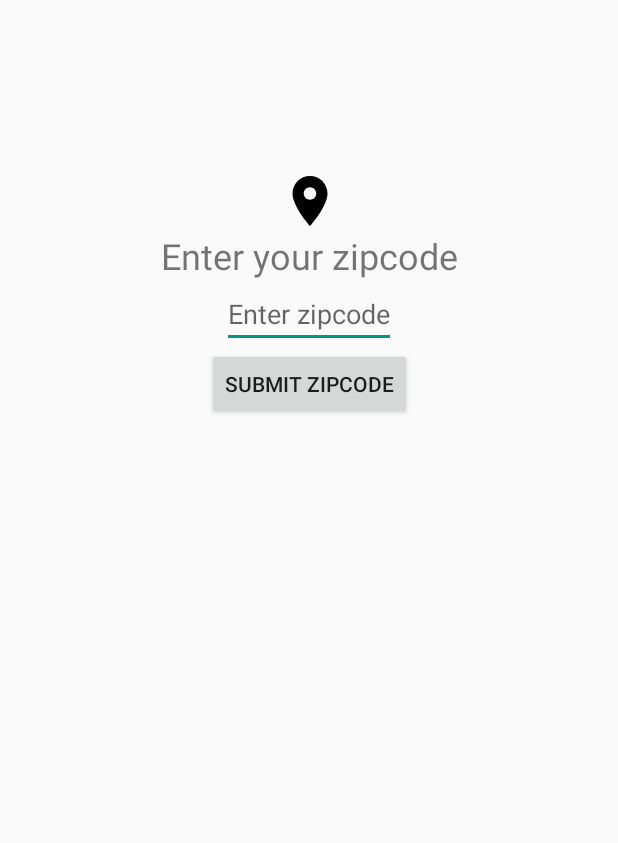
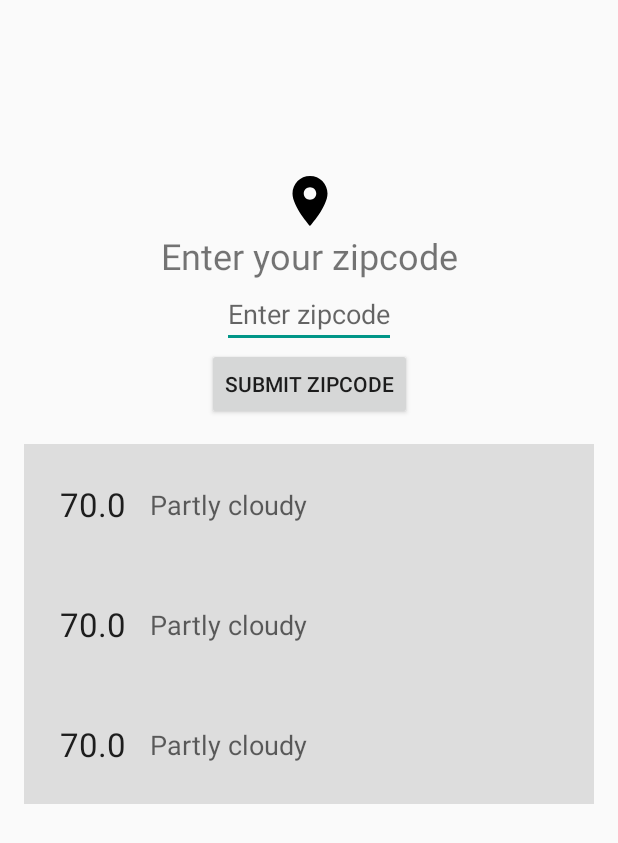
Before and after one commit to n8ebel/AD340, an Android app: the layout activity_main.xml on its own in the app's theme, with its tools: preview values and no code run, on a phone screen of 412 x 824 dp. Shown: the top 843 px of the screen. Run offline under Robolectric (Android 15) with nearby library versions, the phone set to English and light mode, and no system bars.

Commit message:
Add a list of daily forecast items that are clickable
Items are observed from a repository and generated randomly on each call to load()
Items display click feedback in the form of a Toast message that displays the clicked forecast data

```diff
--- a/app/build.gradle
+++ b/app/build.gradle
@@ -33,4 +33,5 @@ dependencies {
   testImplementation 'junit:junit:4.12'
   androidTestImplementation 'androidx.test.ext:junit:1.1.1'
   androidTestImplementation 'androidx.test.espresso:espresso-core:3.2.0'
+    implementation 'androidx.recyclerview:recyclerview:1.1.0'
 }
--- a/app/src/main/res/layout/activity_main.xml
+++ b/app/src/main/res/layout/activity_main.xml
@@ -48,5 +48,18 @@
       app:layout_constraintStart_toStartOf="@+id/zipcodeEditText"
       app:layout_constraintTop_toBottomOf="@+id/zipcodeEditText" />
 
+    <androidx.recyclerview.widget.RecyclerView
+        android:id="@+id/dailyForecastList"
+        android:layout_width="0dp"
+        android:layout_height="0dp"
+        android:layout_marginStart="16dp"
+        android:layout_marginTop="16dp"
+        android:layout_marginEnd="16dp"
+        app:layout_constraintBottom_toBottomOf="parent"
+        app:layout_constraintEnd_toEndOf="parent"
+        app:layout_constraintStart_toStartOf="parent"
+        app:layout_constraintTop_toBottomOf="@+id/enterButton"
+        tools:listitem="@layout/item_daily_forecast" />
+
 
 </androidx.constraintlayout.widget.ConstraintLayout>
--- /dev/null
+++ b/app/src/main/res/layout/item_daily_forecast.xml
@@ -0,0 +1,33 @@
+<?xml version="1.0" encoding="utf-8"?>
+<androidx.constraintlayout.widget.ConstraintLayout xmlns:android="http://schemas.android.com/apk/res/android"
+    xmlns:app="http://schemas.android.com/apk/res-auto"
+    xmlns:tools="http://schemas.android.com/tools"
+    android:layout_width="match_parent"
+    android:layout_height="80dp"
+    android:background="@color/listItemBackground"
+    android:foreground="?attr/selectableItemBackground"
+    android:clickable="true"
+    >
+
+    <TextView
+        android:id="@+id/tempText"
+        android:layout_width="wrap_content"
+        android:layout_height="wrap_content"
+        android:layout_marginStart="24dp"
+        android:text="70.0"
+        android:textAppearance="@style/TextAppearance.AppCompat.Large"
+        app:layout_constraintBottom_toBottomOf="parent"
+        app:layout_constraintStart_toStartOf="parent"
+        app:layout_constraintTop_toTopOf="parent" />
+
+    <TextView
+        android:id="@+id/descriptionText"
+        android:layout_width="wrap_content"
+        android:layout_height="wrap_content"
+        android:layout_marginStart="16dp"
+        android:text="Partly cloudy"
+        android:textAppearance="@style/TextAppearance.AppCompat.Medium"
+        app:layout_constraintBottom_toBottomOf="@+id/tempText"
+        app:layout_constraintStart_toEndOf="@+id/tempText"
+        app:layout_constraintTop_toTopOf="@+id/tempText" />
+</androidx.constraintlayout.widget.ConstraintLayout>
--- a/app/src/main/res/values/colors.xml
+++ b/app/src/main/res/values/colors.xml
@@ -3,4 +3,6 @@
   <color name="colorPrimary">#FFC107</color>
   <color name="colorPrimaryDark">#FFA000</color>
   <color name="colorAccent">#009688</color>
+
+  <color name="listItemBackground">#DDDDDD</color>
 </resources>
--- a/app/src/main/res/values/strings.xml
+++ b/app/src/main/res/values/strings.xml
@@ -1,5 +1,7 @@
 <resources>
-  <string name="app_name">AD 340</string>
+  <string name="app_name">AD 340 Weather</string>
 
   <string name="zipcode_entry_error">Please enter valid zipcode</string>
+
+  <string name="forecast_clicked_format">Forecast: %1$.2f  %2$s</string>
 </resources>
```
Also changed, not shown: app/src/main/java/com/goobar/io/ad340/DailyForecast.kt (added, +9 -0 lines), app/src/main/java/com/goobar/io/ad340/DailyForecastListAdapter.kt (added, +55 -0 lines), app/src/main/java/com/goobar/io/ad340/ForecastRepository.kt (added, +34 -0 lines), app/src/main/java/com/goobar/io/ad340/MainActivity.kt (+22 -1 lines).
